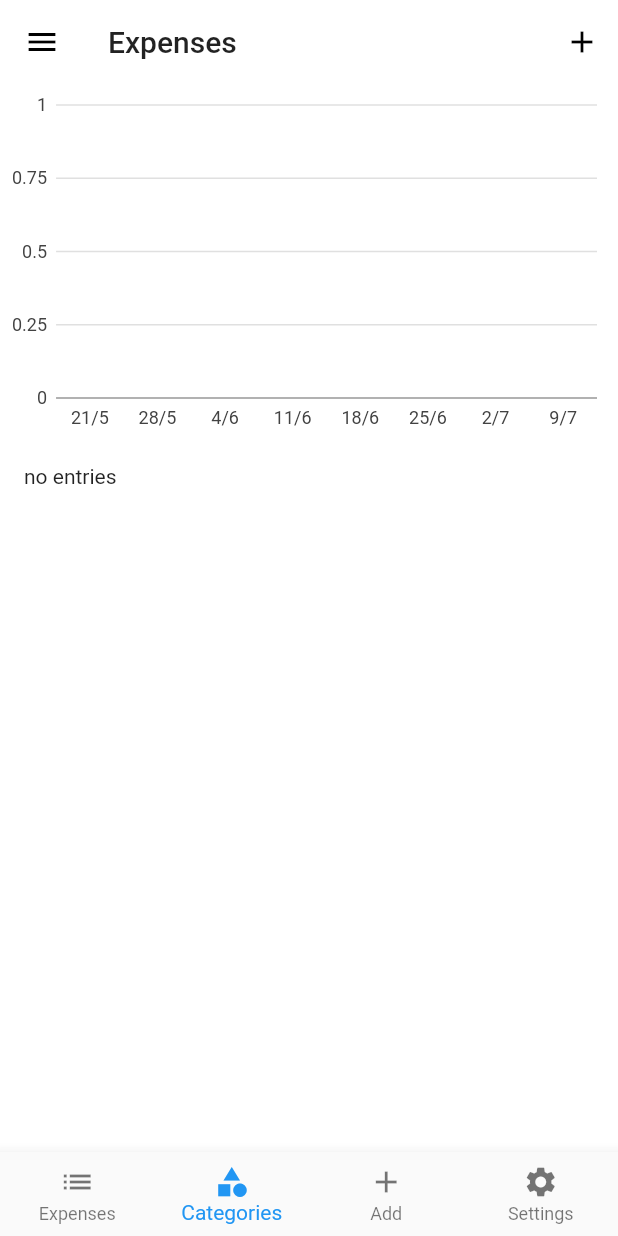
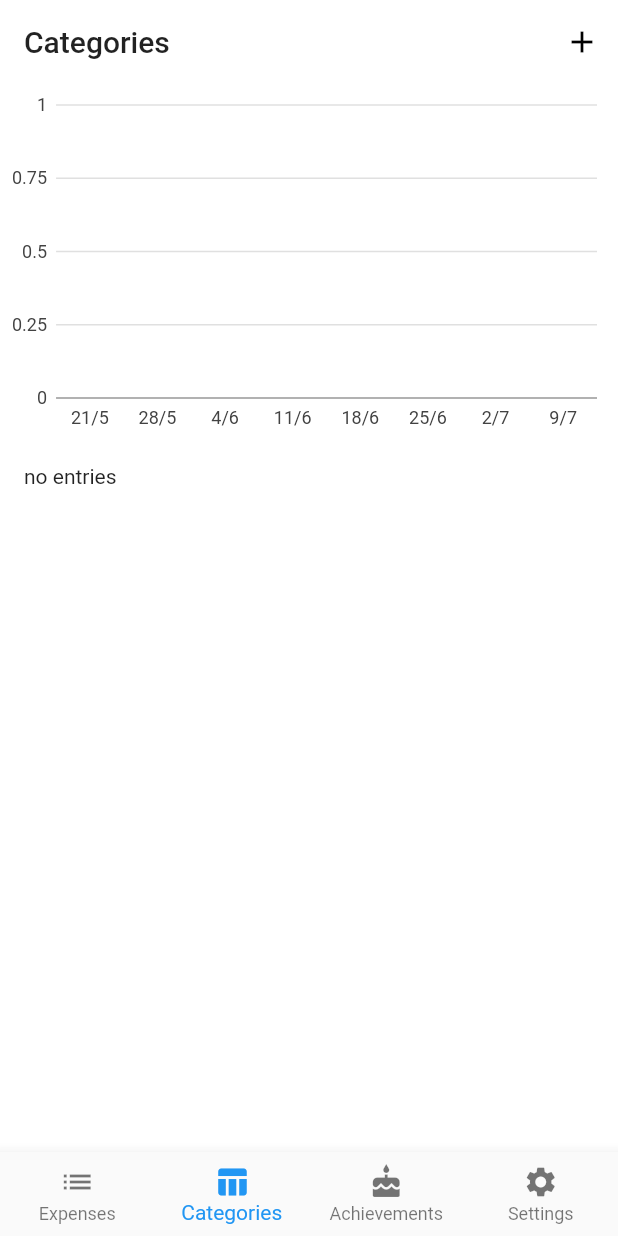
Before and after one commit to iPieter/turtle_expense_tracker, a Flutter app: the screen it shows after launch, on a phone screen of 412 x 824 dp. Run offline on Flutter 3.47's test engine with Material 2 defaults, Android fonts, the phone set to English and light mode, and no system bars; our stand-ins replace charts_flutter, share, sqflite, tuple; missing offline and left inert: currency_input_formatter, mutex; accounts and stored records are empty.

Commit message:
Closed #29

```diff
--- a/lib/ExpenseCategories.dart
+++ b/lib/ExpenseCategories.dart
@@ -56,95 +56,7 @@ class ExpenseCategoriesState extends State<ExpenseCategories> {
 
   @override
   Widget build(BuildContext context) {
-    return new Scaffold(
-      backgroundColor: Colors.white,
-      key: _scaffoldKey,
-      drawer: new Drawer(
-        // Add a ListView to the drawer. This ensures the user can scroll
-        // through the options in the Drawer if there isn't enough vertical
-        // space to fit everything.
-        child: new ListView(
-          // Important: Remove any padding from the ListView.
-          padding: EdgeInsets.zero,
-          children: <Widget>[
-            new DrawerHeader(
-              child: new Text('Turtle',
-                  style: const TextStyle(
-                    color: Colors.white,
-                    fontSize: 30.0,
-                  )),
-              decoration: new BoxDecoration(
-                color: Colors.lightBlue,
-              ),
-            ),
-            new ListTile(
-              leading: const Icon(Icons.list),
-              title: new Text('View All Expenses'),
-              onTap: () {
-                Navigator.of(context).push(
-                    new MaterialPageRoute(builder: (_) => new ExpensesList()));
-              },
-            ),
-            new Divider(),
-            new ListTile(
-              leading: const Icon(Icons.bookmark_border),
-              title: new Text('Share log file'),
-              onTap: () async {
-                final RenderBox box = context.findRenderObject();
-                final directory = await getApplicationDocumentsDirectory();
-
-                Share
-                    .file(
-                        mimeType: ShareType.TYPE_FILE,
-                        title: 'Log file',
-                        path: '${directory.path}/finer.log',
-                        text: 'Share the log file')
-                    .share(
-                        sharePositionOrigin:
-                            box.localToGlobal(Offset.zero) & box.size);
-
-                Navigator.pop(context);
-              },
-            ),
-            new ListTile(
-              leading: const Icon(Icons.delete_forever),
-              title: new Text('Clear Database'),
-              onTap: () {
-                setState(() {
-                  _db.deleteDatabase();
-                });
-                Navigator.pop(context);
-              },
-            ),
-            new ListTile(
-              leading: const Icon(Icons.info),
-              title: new Text('About'),
-              onTap: () {
-                Navigator.of(context).push(
-                    new MaterialPageRoute(builder: (_) => new AboutPage()));
-              },
-            ),
-          ],
-        ),
-      ),
-      appBar: new AppBar(
-        elevation: 0.0,
-        title: new Text('Expenses'),
-        actions: <Widget>[
-          new IconButton(
-              icon: new Icon(Icons.add),
-              onPressed: () {
-                Navigator.of(context).push(new MaterialPageRoute(
-                    builder: (_) => new InputExpense(_expenses)));
-              }),
-        ],
-        leading: new IconButton(
-            icon: new Icon(Icons.menu),
-            onPressed: () {
-              _scaffoldKey.currentState.openDrawer();
-            }),
-      ),
-      body: new Column(
+    return new Column(
       children: <Widget>[
         new Flexible(flex: 1, child: new PatternForwardHatchBarChart()),
         new Flexible(
@@ -152,29 +64,6 @@ class ExpenseCategoriesState extends State<ExpenseCategories> {
           child: _buildList(),
         ),
       ],
-      ),
-      bottomNavigationBar: new BottomNavigationBar(
-        type: BottomNavigationBarType.fixed,
-        fixedColor: Colors.blue,
-        currentIndex: 1,
-        onTap: (i) {
-          print(i);
-        },
-        items: [
-          new BottomNavigationBarItem(
-              icon: const Icon(Icons.list), title: const Text("Expenses")),
-          new BottomNavigationBarItem(
-              icon: const Icon(Icons.category),
-              title: const Text("Categories")),
-          new BottomNavigationBarItem(
-              icon: const Icon(
-                Icons.add,
-              ),
-              title: const Text("Add")),
-          new BottomNavigationBarItem(
-              icon: const Icon(Icons.settings), title: const Text("Settings")),
-        ],
-      ),
     );
   }
 }
--- a/lib/ExpensesList.dart
+++ b/lib/ExpensesList.dart
@@ -14,7 +14,7 @@ class _ExpensesListState extends State<ExpensesList> {
 
   static final _db = new ApplicationDatabase();
 
-  Widget _buildList() {
+  Widget build(BuildContext context) {
     return new FutureBuilder<List<Expense>>(
         future: _db.getAllExpenses(),
         builder: (context, snapshot) {
@@ -80,22 +80,4 @@ class _ExpensesListState extends State<ExpensesList> {
       },
     );
   }
-
-  @override
-  Widget build(BuildContext context) {
-    return new Scaffold(
-      appBar: new AppBar(
-        title: new Text('Expenses'),
-        actions: <Widget>[
-          new IconButton(
-              icon: new Icon(Icons.add),
-              onPressed: () {
-                Navigator.of(context).push(new MaterialPageRoute(
-                    builder: (_) => new InputExpense(_expenses)));
-              }),
-        ],
-      ),
-      body: _buildList(),
-    );
-  }
 }
--- /dev/null
+++ b/lib/Homepage.dart
@@ -0,0 +1,95 @@
+import 'package:flutter/material.dart';
+import 'package:turtle/AboutPage.dart';
+import 'package:turtle/Expense.dart';
+import 'package:turtle/ExpenseCategories.dart';
+import 'package:turtle/ExpensesList.dart';
+import 'package:turtle/InputExpense.dart';
+import 'package:turtle/Statistics.dart';
+
+class Homepage extends StatefulWidget {
+  @override
+  _HomepageState createState() => _HomepageState();
+}
+
+class _HomepageState extends State<Homepage> {
+  static var _expenses = <Expense>[];
+
+  String _title = "Categories";
+  int _tab = 1;
+
+  static final stats = new Statistics();
+
+  String getTitle(int index) {
+    switch (index) {
+      case 0:
+        return "Expenses";
+
+      case 1:
+        return "Categories";
+
+      case 3:
+        return "Settings";
+
+      default:
+        return "";
+    }
+  }
+
+  Widget getBody() {
+    switch (_tab) {
+      case 0:
+        return new ExpensesList();
+      case 1:
+        return new ExpenseCategories();
+      case 3:
+        return new AboutPage();
+      default:
+        return new Container();
+    }
+  }
+
+  @override
+  Widget build(BuildContext context) {
+    return new Scaffold(
+      backgroundColor: Colors.white,
+      appBar: new AppBar(
+        elevation: 0.0,
+        title: new Text(_title),
+        actions: <Widget>[
+          new IconButton(
+              icon: new Icon(Icons.add),
+              onPressed: () {
+                Navigator.of(context).push(new MaterialPageRoute(
+                    builder: (_) => new InputExpense(_expenses)));
+              }),
+        ],
+      ),
+      body: getBody(),
+      bottomNavigationBar: new BottomNavigationBar(
+        type: BottomNavigationBarType.fixed,
+        fixedColor: Colors.blue,
+        currentIndex: _tab,
+        onTap: (i) {
+          setState(() {
+            _title = getTitle(i);
+            _tab = i;
+          });
+        },
+        items: [
+          new BottomNavigationBarItem(
+              icon: const Icon(Icons.list), title: const Text("Expenses")),
+          new BottomNavigationBarItem(
+              icon: const Icon(Icons.table_chart),
+              title: const Text("Categories")),
+          new BottomNavigationBarItem(
+              icon: const Icon(
+                Icons.cake,
+              ),
+              title: const Text("Achievements")),
+          new BottomNavigationBarItem(
+              icon: const Icon(Icons.settings), title: const Text("Settings")),
+        ],
+      ),
+    );
+  }
+}
--- a/lib/main.dart
+++ b/lib/main.dart
@@ -1,4 +1,5 @@
 import 'package:path_provider/path_provider.dart';
+import 'package:turtle/Homepage.dart';
 import 'ExpenseCategories.dart';
 import 'package:flutter/material.dart';
 import 'package:logging/logging.dart';
@@ -28,7 +29,7 @@ class Turtle extends StatelessWidget {
     return new MaterialApp(
       debugShowCheckedModeBanner: false, //remove shitty debug banner
       title: 'Expenses',
-      home: new ExpenseCategories(),
+      home: new Homepage(),
       theme: new ThemeData(
         primaryColor: Colors.white,
       ),
```
Also changed, not shown: lib/AboutPage.dart (+1 -6 lines), lib/CategoryTile.dart (+25 -4 lines). Lines whose indentation alone changed are shown as unchanged.
